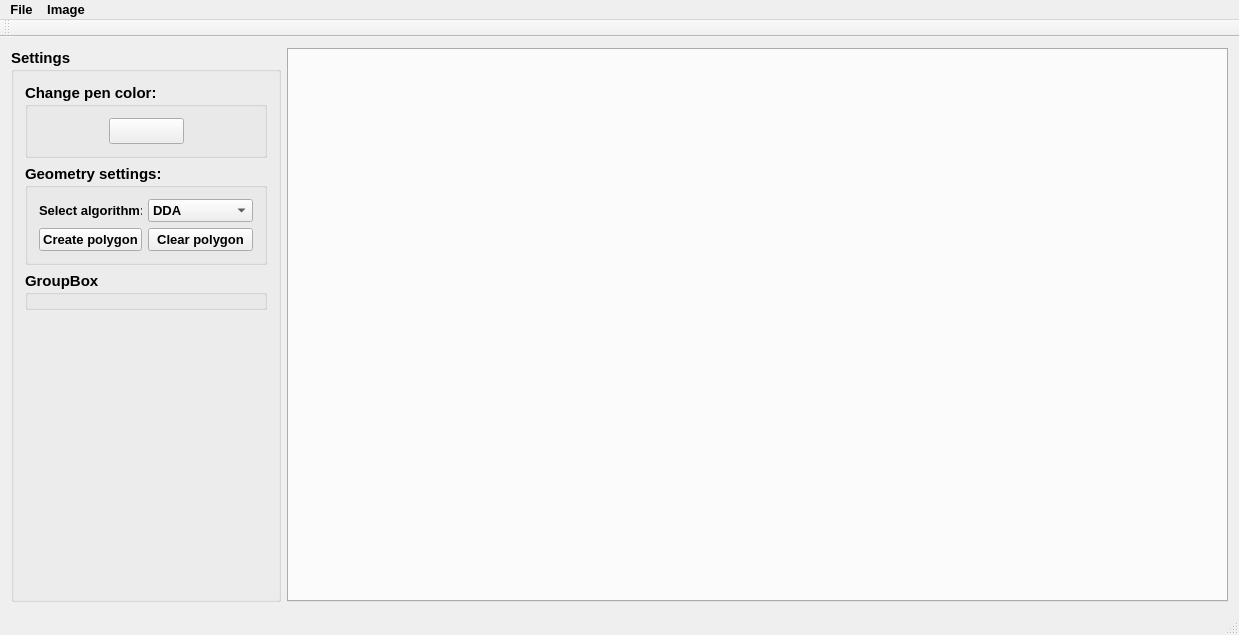
Qt form src/ImageViewer.ui (Tomas-Homola/PG_cv3) before a commit.
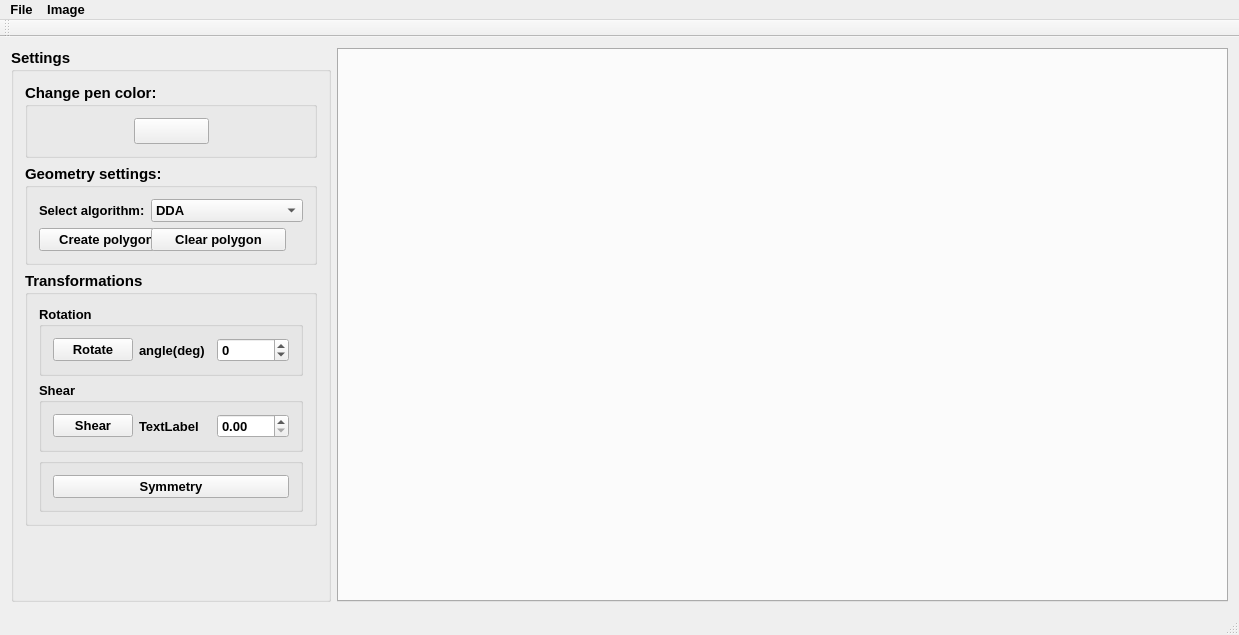
The same form after that commit.

Commit message: Spravena rotacia polygonu

The edit to the form file:
```diff
--- a/src/ImageViewer.ui
+++ b/src/ImageViewer.ui
@@ -27,13 +27,13 @@
      <widget class="QGroupBox" name="groupBox_Setting">
       <property name="minimumSize">
        <size>
-        <width>270</width>
+        <width>320</width>
         <height>0</height>
        </size>
       </property>
       <property name="maximumSize">
        <size>
-        <width>270</width>
+        <width>320</width>
         <height>16777215</height>
        </size>
       </property>
@@ -55,7 +55,7 @@
           <string>Change pen color:</string>
          </property>
          <property name="flat">
-          <bool>true</bool>
+          <bool>false</bool>
          </property>
          <layout class="QHBoxLayout" name="horizontalLayout_2">
           <item>
@@ -166,6 +166,18 @@
           </item>
           <item row="1" column="0">
            <widget class="QPushButton" name="pushButton_CreatePolygon">
+            <property name="minimumSize">
+             <size>
+              <width>135</width>
+              <height>0</height>
+             </size>
+            </property>
+            <property name="maximumSize">
+             <size>
+              <width>135</width>
+              <height>16777215</height>
+             </size>
+            </property>
             <property name="font">
              <font>
               <family>Leelawadee UI</family>
@@ -181,6 +193,18 @@
           </item>
           <item row="1" column="1">
            <widget class="QPushButton" name="pushButton_ClearPolygon">
+            <property name="minimumSize">
+             <size>
+              <width>135</width>
+              <height>0</height>
+             </size>
+            </property>
+            <property name="maximumSize">
+             <size>
+              <width>135</width>
+              <height>16777215</height>
+             </size>
+            </property>
             <property name="font">
              <font>
               <family>Leelawadee UI</family>
@@ -200,8 +224,118 @@
        <item>
         <widget class="QGroupBox" name="groupBox">
          <property name="title">
-          <string>GroupBox</string>
+          <string>Transformations</string>
          </property>
+         <layout class="QVBoxLayout" name="verticalLayout_2">
+          <item>
+           <widget class="QGroupBox" name="groupBox_Rotation">
+            <property name="font">
+             <font>
+              <family>Leelawadee UI</family>
+              <pointsize>10</pointsize>
+              <weight>75</weight>
+              <bold>true</bold>
+             </font>
+            </property>
+            <property name="title">
+             <string>Rotation</string>
+            </property>
+            <property name="flat">
+             <bool>true</bool>
+            </property>
+            <layout class="QHBoxLayout" name="horizontalLayout_3">
+             <item>
+              <widget class="QPushButton" name="pushButton_Rotate">
+               <property name="text">
+                <string>Rotate</string>
+               </property>
+              </widget>
+             </item>
+             <item>
+              <widget class="QLabel" name="label_Angle">
+               <property name="text">
+                <string>angle(deg)</string>
+               </property>
+              </widget>
+             </item>
+             <item>
+              <widget class="QSpinBox" name="spinBox_Angle">
+               <property name="minimum">
+                <number>-360</number>
+               </property>
+               <property name="maximum">
+                <number>360</number>
+               </property>
+              </widget>
+             </item>
+            </layout>
+           </widget>
+          </item>
+          <item>
+           <widget class="QGroupBox" name="groupBox_Shear">
+            <property name="font">
+             <font>
+              <family>Leelawadee UI</family>
+              <pointsize>10</pointsize>
+              <weight>75</weight>
+              <bold>true</bold>
+             </font>
+            </property>
+            <property name="title">
+             <string>Shear</string>
+            </property>
+            <property name="flat">
+             <bool>true</bool>
+            </property>
+            <layout class="QHBoxLayout" name="horizontalLayout_5">
+             <item>
+              <widget class="QPushButton" name="pushButton_Shear">
+               <property name="text">
+                <string>Shear</string>
+               </property>
+              </widget>
+             </item>
+             <item>
+              <widget class="QLabel" name="label_ShearFactor">
+               <property name="text">
+                <string>TextLabel</string>
+               </property>
+              </widget>
+             </item>
+             <item>
+              <widget class="QDoubleSpinBox" name="doubleSpinBox_ShearFactor"/>
+             </item>
+            </layout>
+           </widget>
+          </item>
+          <item>
+           <widget class="QGroupBox" name="groupBox_Symmetry">
+            <property name="title">
+             <string/>
+            </property>
+            <property name="flat">
+             <bool>true</bool>
+            </property>
+            <layout class="QVBoxLayout" name="verticalLayout_3">
+             <item>
+              <widget class="QPushButton" name="pushButton_Symmetry">
+               <property name="font">
+                <font>
+                 <family>Leelawadee UI</family>
+                 <pointsize>10</pointsize>
+                 <weight>75</weight>
+                 <bold>true</bold>
+                </font>
+               </property>
+               <property name="text">
+                <string>Symmetry</string>
+               </property>
+              </widget>
+             </item>
+            </layout>
+           </widget>
+          </item>
+         </layout>
         </widget>
        </item>
        <item>
```
Left out of the diff: 2 changed lines with no effect on the pictures. The commit also changes 2 other files.
